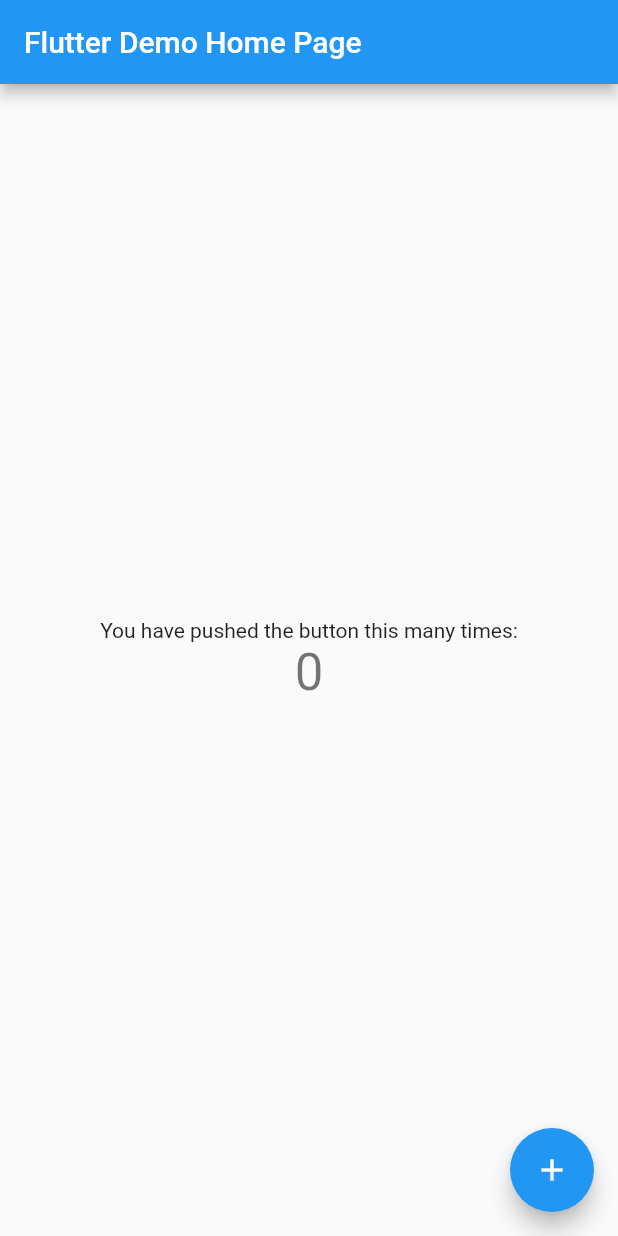
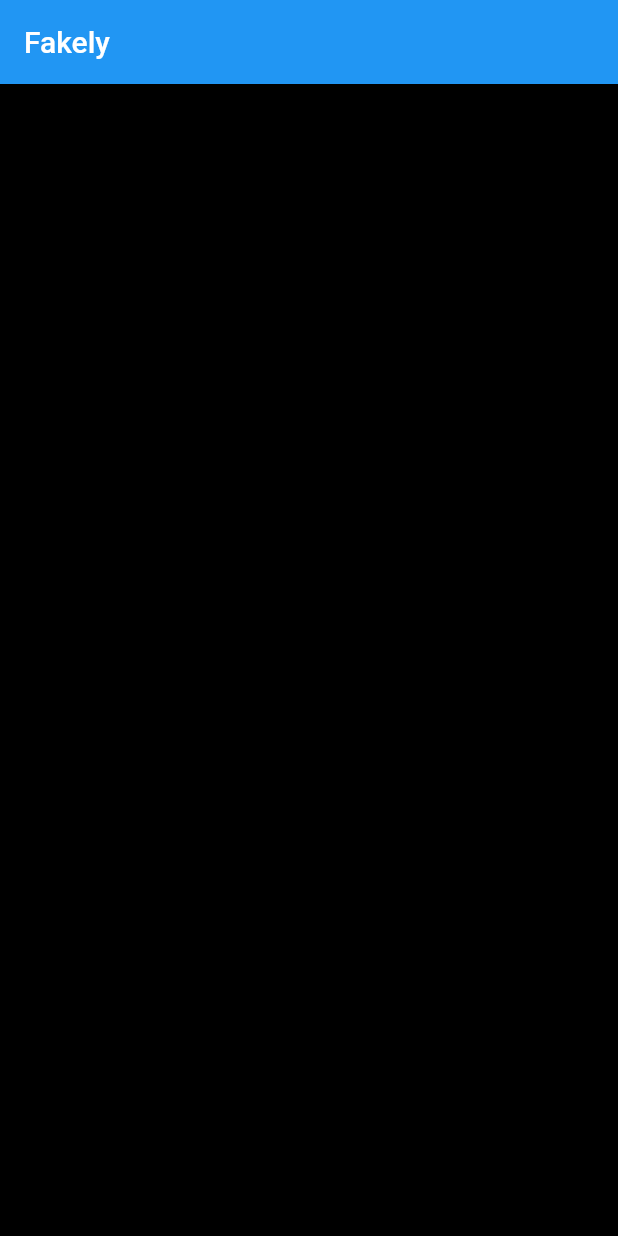
Before and after one commit to matheuskja/fakely, a Flutter app: the screen it shows after launch, on a phone screen of 412 x 824 dp. Run offline on Flutter 3.47's test engine with Material 2 defaults, Android fonts, the phone set to English and light mode, and no system bars.

Commit message:
Creating file to do the HomePage

```diff
--- /dev/null
+++ b/front/fakely/lib/homepage.dart
@@ -0,0 +1,19 @@
+import "package:flutter/material.dart";
+
+class HomePage extends StatelessWidget {
+  @override
+  Widget build(BuildContext context) {
+    return MaterialApp(
+      home: Scaffold(
+        appBar: AppBar(
+          title: Text("Fakely"),
+        ),
+        body: Container(
+          height: double.infinity,
+          width: double.infinity,
+          color: Colors.black,
+        ),
+      ),
+    );
+  }
+}
--- a/front/fakely/lib/main.dart
+++ b/front/fakely/lib/main.dart
@@ -1,3 +1,4 @@
+import 'package:fakely/homepage.dart';
 import 'package:flutter/material.dart';
 
 void main() {
@@ -8,110 +9,6 @@
   // This widget is the root of your application.
   @override
   Widget build(BuildContext context) {
-    return MaterialApp(
-      title: 'Flutter Demo',
-      theme: ThemeData(
-        // This is the theme of your application.
-        //
-        // Try running your application with "flutter run". You'll see the
-        // application has a blue toolbar. Then, without quitting the app, try
-        // changing the primarySwatch below to Colors.green and then invoke
-        // "hot reload" (press "r" in the console where you ran "flutter run",
-        // or simply save your changes to "hot reload" in a Flutter IDE).
-        // Notice that the counter didn't reset back to zero; the application
-        // is not restarted.
-        primarySwatch: Colors.blue,
-        // This makes the visual density adapt to the platform that you run
-        // the app on. For desktop platforms, the controls will be smaller and
-        // closer together (more dense) than on mobile platforms.
-        visualDensity: VisualDensity.adaptivePlatformDensity,
-      ),
-      home: MyHomePage(title: 'Flutter Demo Home Page'),
-    );
+    return HomePage();
   }
 }
-
-class MyHomePage extends StatefulWidget {
-  MyHomePage({Key key, this.title}) : super(key: key);
-
-  // This widget is the home page of your application. It is stateful, meaning
-  // that it has a State object (defined below) that contains fields that affect
-  // how it looks.
-
-  // This class is the configuration for the state. It holds the values (in this
-  // case the title) provided by the parent (in this case the App widget) and
-  // used by the build method of the State. Fields in a Widget subclass are
-  // always marked "final".
-
-  final String title;
-
-  @override
-  _MyHomePageState createState() => _MyHomePageState();
-}
-
-class _MyHomePageState extends State<MyHomePage> {
-  int _counter = 0;
-
-  void _incrementCounter() {
-    setState(() {
-      // This call to setState tells the Flutter framework that something has
-      // changed in this State, which causes it to rerun the build method below
-      // so that the display can reflect the updated values. If we changed
-      // _counter without calling setState(), then the build method would not be
-      // called again, and so nothing would appear to happen.
-      _counter++;
-    });
-  }
-
-  @override
-  Widget build(BuildContext context) {
-    // This method is rerun every time setState is called, for instance as done
-    // by the _incrementCounter method above.
-    //
-    // The Flutter framework has been optimized to make rerunning build methods
-    // fast, so that you can just rebuild anything that needs updating rather
-    // than having to individually change instances of widgets.
-    return Scaffold(
-      appBar: AppBar(
-        // Here we take the value from the MyHomePage object that was created by
-        // the App.build method, and use it to set our appbar title.
-        title: Text(widget.title),
-      ),
-      body: Center(
-        // Center is a layout widget. It takes a single child and positions it
-        // in the middle of the parent.
-        child: Column(
-          // Column is also a layout widget. It takes a list of children and
-          // arranges them vertically. By default, it sizes itself to fit its
-          // children horizontally, and tries to be as tall as its parent.
-          //
-          // Invoke "debug painting" (press "p" in the console, choose the
-          // "Toggle Debug Paint" action from the Flutter Inspector in Android
-          // Studio, or the "Toggle Debug Paint" command in Visual Studio Code)
-          // to see the wireframe for each widget.
-          //
-          // Column has various properties to control how it sizes itself and
-          // how it positions its children. Here we use mainAxisAlignment to
-          // center the children vertically; the main axis here is the vertical
-          // axis because Columns are vertical (the cross axis would be
-          // horizontal).
-          mainAxisAlignment: MainAxisAlignment.center,
-          children: <Widget>[
-            Text(
-              'You have pushed the button this many times:',
-            ),
-            Text(
-              '$_counter',
-              style: Theme.of(context).textTheme.headline4,
-            ),
-          ],
-        ),
-      ),
-      floatingActionButton: FloatingActionButton(
-        onPressed: _incrementCounter,
-        tooltip: 'Increment',
-        child: Icon(Icons.add),
-      ), // This trailing comma makes auto-formatting nicer for build methods.
-    );
-  }
-}
```
